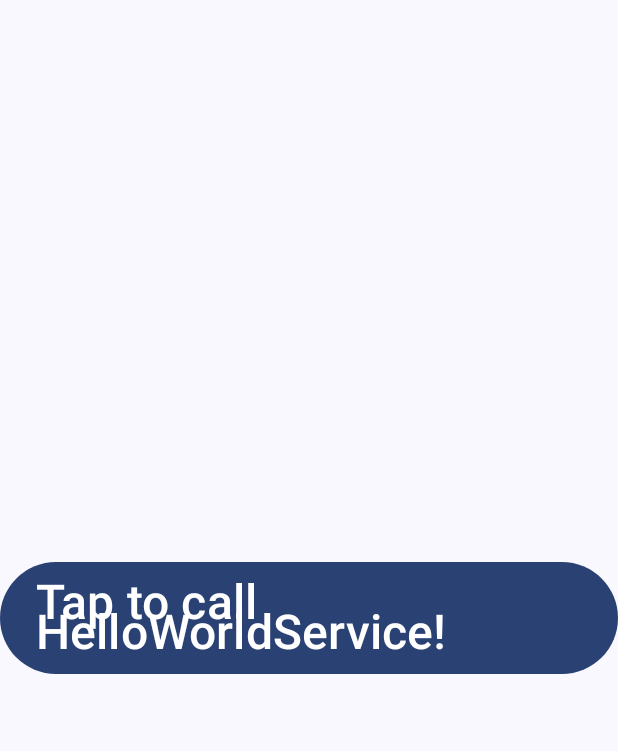
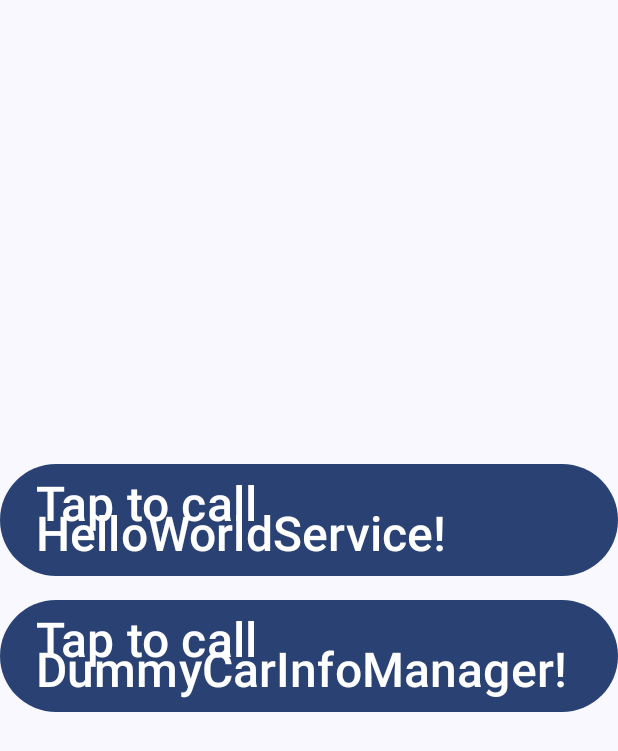
Before and after one commit to profusion/android-sdk-addon-example, an Android app built with Jetpack Compose: the screen it shows after launch (MainActivity), on a phone screen of 412 x 824 dp. Shown: the top 751 px of the screen. Run offline under Robolectric (Android 15) with nearby library versions, the phone set to English and light mode, and no system bars; libraries missing offline, so code that uses them is left out: com.profusion.dummyCarInfo, com.profusion.helloworld; 2 statements that could not run were skipped.

Commit message:
feat: use Manager to get car info at example app
- Instead of using the Service directly, the example app will use the
Manager to get the car info.

```diff
--- a/app/HelloWorldApp/app/src/main/AndroidManifest.xml
+++ b/app/HelloWorldApp/app/src/main/AndroidManifest.xml
@@ -11,6 +11,8 @@
         android:supportsRtl="true"
         android:theme="@style/Theme.HelloWorldApp">
         <uses-library android:name="helloworld"
+            android:required="true" />
+        <uses-library android:name="DummyCarInfoManager"
             android:required="true" />
         <activity
             android:name=".MainActivity"
--- a/app/HelloWorldApp/app/src/main/java/com/example/helloworldapp/MainActivity.kt
+++ b/app/HelloWorldApp/app/src/main/java/com/example/helloworldapp/MainActivity.kt
@@ -18,12 +18,18 @@ import androidx.compose.material3.Button
 import androidx.compose.material3.Scaffold
 import androidx.compose.material3.Text
 import androidx.compose.runtime.Composable
+import androidx.compose.runtime.getValue
+import androidx.compose.runtime.mutableStateOf
+import androidx.compose.runtime.remember
+import androidx.compose.runtime.setValue
 import androidx.compose.ui.Alignment
 import androidx.compose.ui.Modifier
 import androidx.compose.ui.res.stringResource
+import androidx.compose.ui.unit.dp
 import androidx.compose.ui.unit.sp
 import com.example.helloworldapp.ui.theme.HelloWorldAppTheme
 import com.profusion.helloworld.IHelloWorldService
+import com.profusion.dummyCarInfo.DummyCarInfoManager
 
 class MainActivity : ComponentActivity() {
     companion object {
@@ -33,31 +39,48 @@ class MainActivity : ComponentActivity() {
     }
 
     private var helloWorldService: IHelloWorldService? = null
+    private var dummyCarInfoManager: DummyCarInfoManager? = null
     override fun onCreate(savedInstanceState: Bundle?) {
         super.onCreate(savedInstanceState)
         enableEdgeToEdge()
         setContent {
+            var carInfoState by remember { mutableStateOf("") }
+
             HelloWorldAppTheme {
                 Scaffold(modifier = Modifier.fillMaxSize()) { innerPadding ->
                     MainContent(
                         modifier = Modifier.padding(innerPadding),
-                        onButtonClick = {
+                        onHelloWorldButtonClick = {
                             helloWorldService?.printHelloWorld()
-                        }
+                        },
+                        onCarInfoButtonClick = {
+                            carInfoState = try {
+                                dummyCarInfoManager!!.carInfo
+                            } catch (e: Exception) {
+                                "Error: ${e.message}"
+                            }
+                        },
+                        carInfoState = carInfoState,
                     )
                 }
             }
         }
     }
 
+    override fun onDestroy() {
+        super.onDestroy()
+        dummyCarInfoManager?.unbindService();
+    }
+
     override fun onStart() {
         super.onStart()
+        dummyCarInfoManager = DummyCarInfoManager(this)
         val intent = Intent()
         intent.component = ComponentName(HELLO_WORLD_SERVICE_PACKAGE, HELLO_WORLD_SERVICE)
         try {
             this.bindService(intent, serviceConnection, Context.BIND_AUTO_CREATE)
         } catch (e: Exception) {
-            Log.e(TAG, "Unable to bind HelloWorldService");
+            Log.e(TAG, "Unable to bind");
             e.printStackTrace()
         }
     }
@@ -74,19 +97,37 @@ class MainActivity : ComponentActivity() {
 }
 
 @Composable
-fun MainContent(modifier: Modifier = Modifier, onButtonClick: () -> Unit) {
+fun MainContent(
+    modifier: Modifier = Modifier,
+    onHelloWorldButtonClick: () -> Unit,
+    onCarInfoButtonClick: () -> Unit,
+    carInfoState: String,
+) {
     Column(
         modifier = modifier.fillMaxSize(),
         verticalArrangement = Arrangement.Center,
         horizontalAlignment = Alignment.CenterHorizontally,
     ) {
         Button(
-            onClick = onButtonClick,
+            onClick = onHelloWorldButtonClick,
         ) {
             Text(
                 stringResource(R.string.helloWorldButtonText),
                 fontSize = 32.sp,
             )
         }
+        Button(
+            modifier = Modifier.padding(vertical = 16.dp),
+            onClick = onCarInfoButtonClick,
+        ) {
+            Text(
+                stringResource(R.string.carInfoButtonText),
+                fontSize = 32.sp,
+            )
+        }
+        Text(
+            text = carInfoState,
+            fontSize = 32.sp,
+        )
     }
 }
--- a/app/HelloWorldApp/app/src/main/res/values/strings.xml
+++ b/app/HelloWorldApp/app/src/main/res/values/strings.xml
@@ -1,4 +1,5 @@
 <resources>
     <string name="app_name">HelloWorldApp</string>
     <string name="helloWorldButtonText">Tap to call HelloWorldService!</string>
+    <string name="carInfoButtonText">Tap to call DummyCarInfoManager!</string>
 </resources>
```
